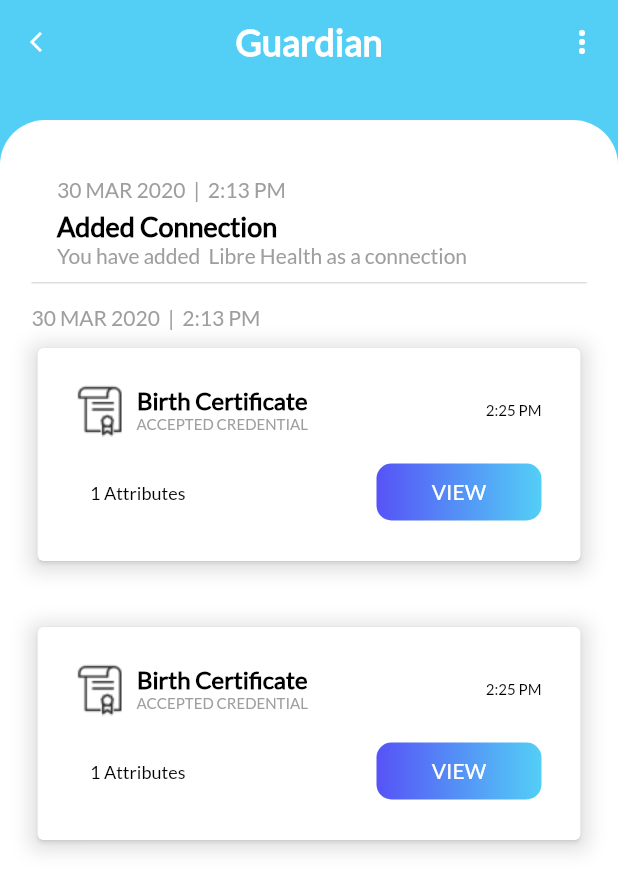
After one commit to Shadow60539/neo_link, a Flutter app: the HomePage screen opened directly, after a tap on "Guardian", on a phone screen of 412 x 824 dp. The commit adds this screen. Shown: the top 892 px of the screen. Run offline on Flutter 3.47's test engine with Material 2 defaults, Android fonts, the phone set to English and light mode, and no system bars.

Commit message:
add guardian page

```diff
--- a/lib/ui/colors/colors.dart
+++ b/lib/ui/colors/colors.dart
@@ -4,6 +4,7 @@ import 'package:flutter/cupertino.dart';
 
 const Color kLightBlue = Color(0xff53CFF6);
 const Color kDarkBlue = Color(0xff5653F6);
+const Color kDividerColor = Color(0xffDEDEDE);
 
 const Decoration kSplashPageDecoration = BoxDecoration(
   gradient: LinearGradient(
@@ -19,3 +20,8 @@ const Decoration kHomePageDecoration = BoxDecoration(
     end: Alignment(0.0, 0.5),
   ),
 );
+final Decoration kGuardianButtonDecoration = BoxDecoration(
+    gradient: LinearGradient(
+      colors: [kDarkBlue, kLightBlue],
+    ),
+    borderRadius: BorderRadius.circular(10));
--- /dev/null
+++ b/lib/ui/pages/guardian_page.dart
@@ -0,0 +1,108 @@
+import 'package:flutter/cupertino.dart';
+import 'package:flutter/material.dart';
+import 'package:neo_link_app/ui/colors/colors.dart';
+import 'package:neo_link_app/ui/widgets/guardian_card.dart';
+
+class GuardianPage extends StatelessWidget {
+  @override
+  Widget build(BuildContext context) {
+    final style = Theme.of(context).textTheme.bodyText1;
+
+    return SafeArea(
+      child: Scaffold(
+        appBar: _appBar(context, style),
+        backgroundColor: kLightBlue,
+        body: Container(
+          margin: EdgeInsets.only(top: 24),
+          width: double.infinity,
+          padding: EdgeInsets.fromLTRB(21, 38, 21, 0),
+          decoration: BoxDecoration(
+              color: Colors.white,
+              borderRadius: BorderRadius.only(
+                  topLeft: Radius.circular(30), topRight: Radius.circular(30))),
+          child: Column(
+            crossAxisAlignment: CrossAxisAlignment.start,
+            children: <Widget>[
+              Container(
+                padding: EdgeInsets.only(left: 17),
+                child: Column(
+                  crossAxisAlignment: CrossAxisAlignment.start,
+                  children: <Widget>[
+                    Text(
+                      '30 MAR 2020  |  2:13 PM',
+                      style: style.copyWith(
+                          color: Colors.grey, fontWeight: FontWeight.w500),
+                    ),
+                    SizedBox(
+                      height: 5,
+                    ),
+                    Text(
+                      'Added Connection',
+                      style: style.copyWith(
+                          fontWeight: FontWeight.bold,
+                          fontSize: 18,
+                          color: Colors.black),
+                    ),
+                    Text(
+                      'You have added  Libre Health as a connection',
+                      style: style.copyWith(
+                          color: Colors.grey, fontWeight: FontWeight.w500),
+                    ),
+                  ],
+                ),
+              ),
+              SizedBox(
+                height: 9,
+              ),
+              Divider(
+                height: 1,
+                thickness: 1,
+                color: kDividerColor,
+              ),
+              SizedBox(
+                height: 14,
+              ),
+              Text(
+                '30 MAR 2020  |  2:13 PM',
+                style: style.copyWith(
+                    color: Colors.grey, fontWeight: FontWeight.w500),
+              ),
+              SizedBox(
+                height: 8,
+              ),
+              GuardianCard(),
+              GuardianCard(),
+            ],
+          ),
+        ),
+      ),
+    );
+  }
+
+  Widget _appBar(BuildContext context, TextStyle style) {
+    return AppBar(
+      centerTitle: true,
+      elevation: 0,
+      leading: IconButton(
+          icon: Icon(
+            Icons.arrow_back_ios,
+            color: Colors.white,
+            size: 16,
+          ),
+          onPressed: () => Navigator.pop(context)),
+      title: Text(
+        'Guardian',
+        style: style.copyWith(fontSize: 24, fontWeight: FontWeight.bold),
+      ),
+      actions: <Widget>[
+        IconButton(
+          icon: Icon(
+            Icons.more_vert,
+            color: Colors.white,
+          ),
+          onPressed: () {},
+        )
+      ],
+    );
+  }
+}
--- a/lib/ui/pages/home_page.dart
+++ b/lib/ui/pages/home_page.dart
@@ -1,6 +1,7 @@
 import 'package:flutter/cupertino.dart';
 import 'package:flutter/material.dart';
 import 'package:neo_link_app/ui/colors/colors.dart';
+import 'package:neo_link_app/ui/pages/guardian_page.dart';
 import 'package:neo_link_app/ui/widgets/home_page_card.dart';
 import 'package:neo_link_app/ui/widgets/neo_link_title.dart';
 
@@ -15,7 +16,7 @@ class HomePage extends StatelessWidget {
             Container(
               decoration: kHomePageDecoration,
             ),
-            _backgroundContainer(style),
+            _backgroundContainer(style, context),
             _draggableSheet(),
           ],
         ),
@@ -47,15 +48,21 @@ class HomePage extends StatelessWidget {
     );
   }
 
-  Widget _backgroundContainer(TextStyle style) {
+  Widget _backgroundContainer(TextStyle style, BuildContext context) {
     return Column(
       children: <Widget>[
         _appBar(),
+        GestureDetector(
+          onTap: () => Navigator.push(
+              context, MaterialPageRoute(builder: (context) => GuardianPage())),
+          child: Container(
+            child: Column(
+              children: <Widget>[
                 Container(
                   height: 100,
                   width: 100,
-          decoration:
-              BoxDecoration(shape: BoxShape.circle, color: Colors.white),
+                  decoration: BoxDecoration(
+                      shape: BoxShape.circle, color: Colors.white),
                   child: Image.asset('assets/user_dp.png'),
                 ),
                 SizedBox(
@@ -65,8 +72,9 @@ class HomePage extends StatelessWidget {
                   'Guardian',
                   style: style.copyWith(fontSize: 24),
                 ),
-        SizedBox(
-          height: 30,
+              ],
+            ),
+          ),
         ),
       ],
     );
--- /dev/null
+++ b/lib/ui/widgets/guardian_card.dart
@@ -0,0 +1,91 @@
+import 'package:flutter/material.dart';
+import 'package:neo_link_app/ui/colors/colors.dart';
+
+class GuardianCard extends StatelessWidget {
+  @override
+  Widget build(BuildContext context) {
+    final style = Theme.of(context).textTheme.bodyText1;
+
+    return Container(
+      margin: EdgeInsets.only(bottom: 36),
+      decoration: BoxDecoration(boxShadow: [
+        BoxShadow(
+            color: Colors.black12,
+            spreadRadius: 1,
+            blurRadius: 10,
+            offset: Offset(0, 2))
+      ]),
+      child: Card(
+        shadowColor: Colors.white,
+        child: Padding(
+          padding: EdgeInsets.fromLTRB(25, 23, 26, 27),
+          child: Column(
+            children: <Widget>[
+              Row(
+                mainAxisAlignment: MainAxisAlignment.spaceBetween,
+                children: <Widget>[
+                  Row(
+                    children: <Widget>[
+                      Image.asset(
+                        'assets/certificate.png',
+                      ),
+                      SizedBox(
+                        width: 5,
+                      ),
+                      Column(
+                        children: <Widget>[
+                          Text(
+                            'Birth Certificate',
+                            style: style.copyWith(
+                                fontWeight: FontWeight.bold,
+                                fontSize: 16,
+                                color: Colors.black),
+                          ),
+                          Text(
+                            'ACCEPTED CREDENTIAL',
+                            style: style.copyWith(
+                                fontSize: 10, color: Colors.grey),
+                          ),
+                        ],
+                      ),
+                    ],
+                  ),
+                  Text(
+                    '2:25 PM',
+                    style: style.copyWith(fontSize: 10, color: Colors.black),
+                  )
+                ],
+              ),
+              SizedBox(
+                height: 18,
+              ),
+              Padding(
+                padding: const EdgeInsets.only(left: 10),
+                child: Row(
+                  mainAxisAlignment: MainAxisAlignment.spaceBetween,
+                  children: <Widget>[
+                    Text(
+                      '1 Attributes',
+                      style: style.copyWith(fontSize: 12, color: Colors.black),
+                    ),
+                    Container(
+                      height: 38,
+                      width: 110,
+                      decoration: kGuardianButtonDecoration,
+                      child: Center(
+                        child: Text(
+                          'VIEW',
+                          style: style,
+                        ),
+                      ),
+                    )
+                  ],
+                ),
+              )
+            ],
+          ),
+        ),
+      ),
+    );
+  }
+}
--- a/pubspec.yaml
+++ b/pubspec.yaml
@@ -48,6 +48,7 @@ flutter:
   # To add assets to your application, add an assets section, like this:
   assets:
      - assets/splash.png
+     - assets/certificate.png
      - assets/user_dp.png
      - assets/user.png
      - assets/home.png
```
Also changed, not shown: assets/certificate.png (added). Lines whose indentation alone changed are shown as unchanged.
